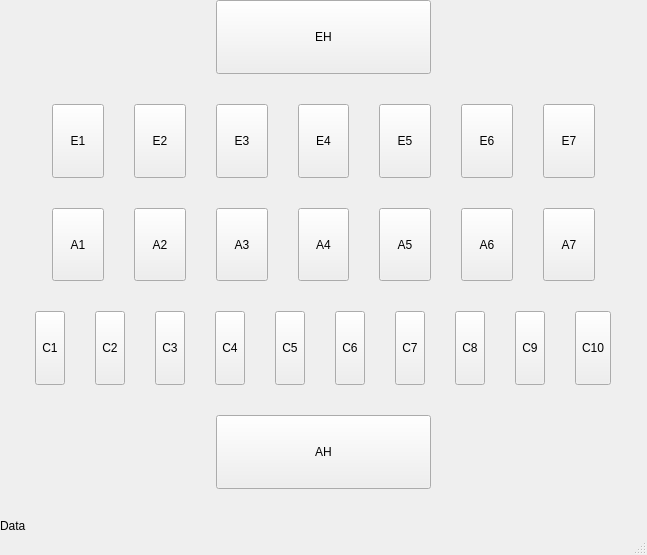
The window that GUI/HearthstoneGui/mainwindow.ui (EngineeringProject2022-HearthstoneRLBot/HearthstoneRLBot) describes before a commit, drawn with Qt 5.
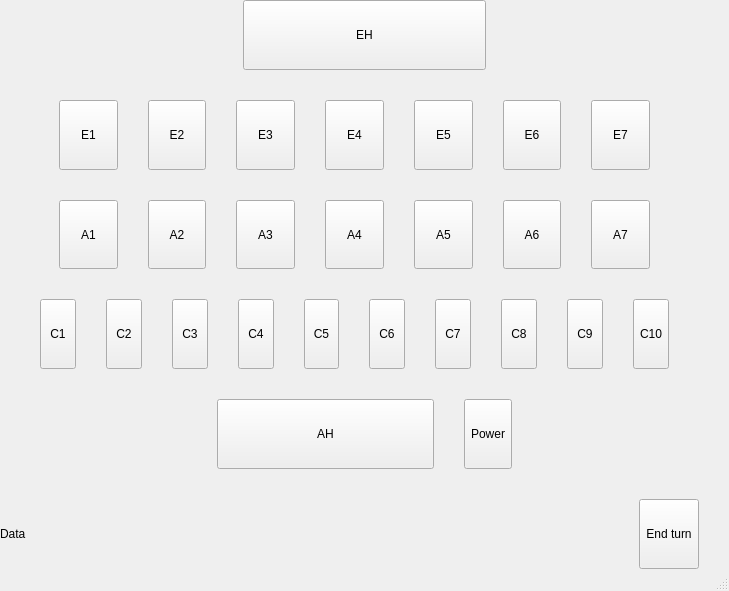
The same window after the commit.

Commit message: GUI c.d. (jest nawet grywalne już)

```diff
--- a/GUI/HearthstoneGui/mainwindow.ui
+++ b/GUI/HearthstoneGui/mainwindow.ui
@@ -6,8 +6,8 @@
    <rect>
     <x>0</x>
     <y>0</y>
-    <width>647</width>
-    <height>555</height>
+    <width>729</width>
+    <height>591</height>
    </rect>
   </property>
   <property name="windowTitle">
@@ -56,6 +56,9 @@
         <property name="text">
          <string>EH</string>
         </property>
+        <property name="checkable">
+         <bool>true</bool>
+        </property>
        </widget>
       </item>
       <item>
@@ -99,6 +102,9 @@
         <property name="text">
          <string>E1</string>
         </property>
+        <property name="checkable">
+         <bool>true</bool>
+        </property>
         <attribute name="buttonGroup">
          <string notr="true">enemyBoard</string>
         </attribute>
@@ -115,6 +121,9 @@
         <property name="text">
          <string>E2</string>
         </property>
+        <property name="checkable">
+         <bool>true</bool>
+        </property>
         <attribute name="buttonGroup">
          <string notr="true">enemyBoard</string>
         </attribute>
@@ -131,6 +140,9 @@
         <property name="text">
          <string>E3</string>
         </property>
+        <property name="checkable">
+         <bool>true</bool>
+        </property>
         <attribute name="buttonGroup">
          <string notr="true">enemyBoard</string>
         </attribute>
@@ -147,6 +159,9 @@
         <property name="text">
          <string>E4</string>
         </property>
+        <property name="checkable">
+         <bool>true</bool>
+        </property>
         <attribute name="buttonGroup">
          <string notr="true">enemyBoard</string>
         </attribute>
@@ -163,6 +178,9 @@
         <property name="text">
          <string>E5</string>
         </property>
+        <property name="checkable">
+         <bool>true</bool>
+        </property>
         <attribute name="buttonGroup">
          <string notr="true">enemyBoard</string>
         </attribute>
@@ -179,6 +197,9 @@
         <property name="text">
          <string>E6</string>
         </property>
+        <property name="checkable">
+         <bool>true</bool>
+        </property>
         <attribute name="buttonGroup">
          <string notr="true">enemyBoard</string>
         </attribute>
@@ -195,11 +216,27 @@
         <property name="text">
          <string>E7</string>
         </property>
+        <property name="checkable">
+         <bool>true</bool>
+        </property>
         <attribute name="buttonGroup">
          <string notr="true">enemyBoard</string>
         </attribute>
        </widget>
       </item>
+      <item>
+       <spacer name="verticalSpacer_3">
+        <property name="orientation">
+         <enum>Qt::Vertical</enum>
+        </property>
+        <property name="sizeHint" stdset="0">
+         <size>
+          <width>20</width>
+          <height>40</height>
+         </size>
+        </property>
+       </spacer>
+      </item>
       <item>
        <spacer name="horizontalSpacer_4">
         <property name="orientation">
@@ -241,6 +278,9 @@
         <property name="text">
          <string>A1</string>
         </property>
+        <property name="checkable">
+         <bool>true</bool>
+        </property>
         <attribute name="buttonGroup">
          <string notr="true">allyBoard</string>
         </attribute>
@@ -257,6 +297,9 @@
         <property name="text">
          <string>A2</string>
         </property>
+        <property name="checkable">
+         <bool>true</bool>
+        </property>
         <attribute name="buttonGroup">
          <string notr="true">allyBoard</string>
         </attribute>
@@ -273,6 +316,9 @@
         <property name="text">
          <string>A3</string>
         </property>
+        <property name="checkable">
+         <bool>true</bool>
+        </property>
         <attribute name="buttonGroup">
          <string notr="true">allyBoard</string>
         </attribute>
@@ -289,6 +335,9 @@
         <property name="text">
          <string>A4</string>
         </property>
+        <property name="checkable">
+         <bool>true</bool>
+        </property>
         <attribute name="buttonGroup">
          <string notr="true">allyBoard</string>
         </attribute>
@@ -305,6 +354,9 @@
         <property name="text">
          <string>A5</string>
         </property>
+        <property name="checkable">
+         <bool>true</bool>
+        </property>
         <attribute name="buttonGroup">
          <string notr="true">allyBoard</string>
         </attribute>
@@ -321,6 +373,9 @@
         <property name="text">
          <string>A6</string>
         </property>
+        <property name="checkable">
+         <bool>true</bool>
+        </property>
         <attribute name="buttonGroup">
          <string notr="true">allyBoard</string>
         </attribute>
@@ -337,11 +392,27 @@
         <property name="text">
          <string>A7</string>
         </property>
+        <property name="checkable">
+         <bool>true</bool>
+        </property>
         <attribute name="buttonGroup">
          <string notr="true">allyBoard</string>
         </attribute>
        </widget>
       </item>
+      <item>
+       <spacer name="verticalSpacer_2">
+        <property name="orientation">
+         <enum>Qt::Vertical</enum>
+        </property>
+        <property name="sizeHint" stdset="0">
+         <size>
+          <width>20</width>
+          <height>40</height>
+         </size>
+        </property>
+       </spacer>
+      </item>
       <item>
        <spacer name="horizontalSpacer_6">
         <property name="orientation">
@@ -383,6 +454,9 @@
         <property name="text">
          <string>C1</string>
         </property>
+        <property name="checkable">
+         <bool>true</bool>
+        </property>
         <attribute name="buttonGroup">
          <string notr="true">allyHand</string>
         </attribute>
@@ -399,6 +473,9 @@
         <property name="text">
          <string>C2</string>
         </property>
+        <property name="checkable">
+         <bool>true</bool>
+        </property>
         <attribute name="buttonGroup">
          <string notr="true">allyHand</string>
         </attribute>
@@ -415,6 +492,9 @@
         <property name="text">
          <string>C3</string>
         </property>
+        <property name="checkable">
+         <bool>true</bool>
+        </property>
         <attribute name="buttonGroup">
          <string notr="true">allyHand</string>
         </attribute>
@@ -431,6 +511,9 @@
         <property name="text">
          <string>C4</string>
         </property>
+        <property name="checkable">
+         <bool>true</bool>
+        </property>
         <attribute name="buttonGroup">
          <string notr="true">allyHand</string>
         </attribute>
@@ -447,6 +530,9 @@
         <property name="text">
          <string>C5</string>
         </property>
+        <property name="checkable">
+         <bool>true</bool>
+        </property>
         <attribute name="buttonGroup">
          <string notr="true">allyHand</string>
         </attribute>
@@ -463,6 +549,9 @@
         <property name="text">
          <string>C6</string>
         </property>
+        <property name="checkable">
+         <bool>true</bool>
+        </property>
         <attribute name="buttonGroup">
          <string notr="true">allyHand</string>
         </attribute>
@@ -479,6 +568,9 @@
         <property name="text">
          <string>C7</string>
         </property>
+        <property name="checkable">
+         <bool>true</bool>
+        </property>
         <attribute name="buttonGroup">
          <string notr="true">allyHand</string>
         </attribute>
@@ -495,6 +587,9 @@
         <property name="text">
          <string>C8</string>
         </property>
+        <property name="checkable">
+         <bool>true</bool>
+        </property>
         <attribute name="buttonGroup">
          <string notr="true">allyHand</string>
         </attribute>
@@ -511,6 +606,9 @@
         <property name="text">
          <string>C9</string>
         </property>
+        <property name="checkable">
+         <bool>true</bool>
+        </property>
         <attribute name="buttonGroup">
          <string notr="true">allyHand</string>
         </attribute>
@@ -527,11 +625,27 @@
         <property name="text">
          <string>C10</string>
         </property>
+        <property name="checkable">
+         <bool>true</bool>
+        </property>
         <attribute name="buttonGroup">
          <string notr="true">allyHand</string>
         </attribute>
        </widget>
       </item>
+      <item>
+       <spacer name="verticalSpacer">
+        <property name="orientation">
+         <enum>Qt::Vertical</enum>
+        </property>
+        <property name="sizeHint" stdset="0">
+         <size>
+          <width>20</width>
+          <height>40</height>
+         </size>
+        </property>
+       </spacer>
+      </item>
       <item>
        <spacer name="horizontalSpacer_8">
         <property name="orientation">
@@ -573,6 +687,25 @@
         <property name="text">
          <string>AH</string>
         </property>
+        <property name="checkable">
+         <bool>true</bool>
+        </property>
+       </widget>
+      </item>
+      <item>
+       <widget class="QToolButton" name="heroPower">
+        <property name="sizePolicy">
+         <sizepolicy hsizetype="Preferred" vsizetype="Expanding">
+          <horstretch>0</horstretch>
+          <verstretch>0</verstretch>
+         </sizepolicy>
+        </property>
+        <property name="text">
+         <string>Power</string>
+        </property>
+        <property name="checkable">
+         <bool>true</bool>
+        </property>
        </widget>
       </item>
       <item>
@@ -592,6 +725,9 @@
     </item>
     <item>
      <layout class="QHBoxLayout" name="horizontalLayout_3">
+      <property name="rightMargin">
+       <number>30</number>
+      </property>
       <item>
        <widget class="QLabel" name="statusLabel">
         <property name="text">
@@ -599,6 +735,35 @@
         </property>
        </widget>
       </item>
+      <item>
+       <spacer name="horizontalSpacer_12">
+        <property name="orientation">
+         <enum>Qt::Horizontal</enum>
+        </property>
+        <property name="sizeHint" stdset="0">
+         <size>
+          <width>40</width>
+          <height>20</height>
+         </size>
+        </property>
+       </spacer>
+      </item>
+      <item>
+       <widget class="QToolButton" name="endTurnButton">
+        <property name="sizePolicy">
+         <sizepolicy hsizetype="Fixed" vsizetype="Expanding">
+          <horstretch>0</horstretch>
+          <verstretch>0</verstretch>
+         </sizepolicy>
+        </property>
+        <property name="text">
+         <string>End turn</string>
+        </property>
+        <property name="checkable">
+         <bool>true</bool>
+        </property>
+       </widget>
+      </item>
      </layout>
     </item>
    </layout>
```
Left out of the diff: 4 changed lines with no effect on the pictures. The commit also changes 2 other files.
